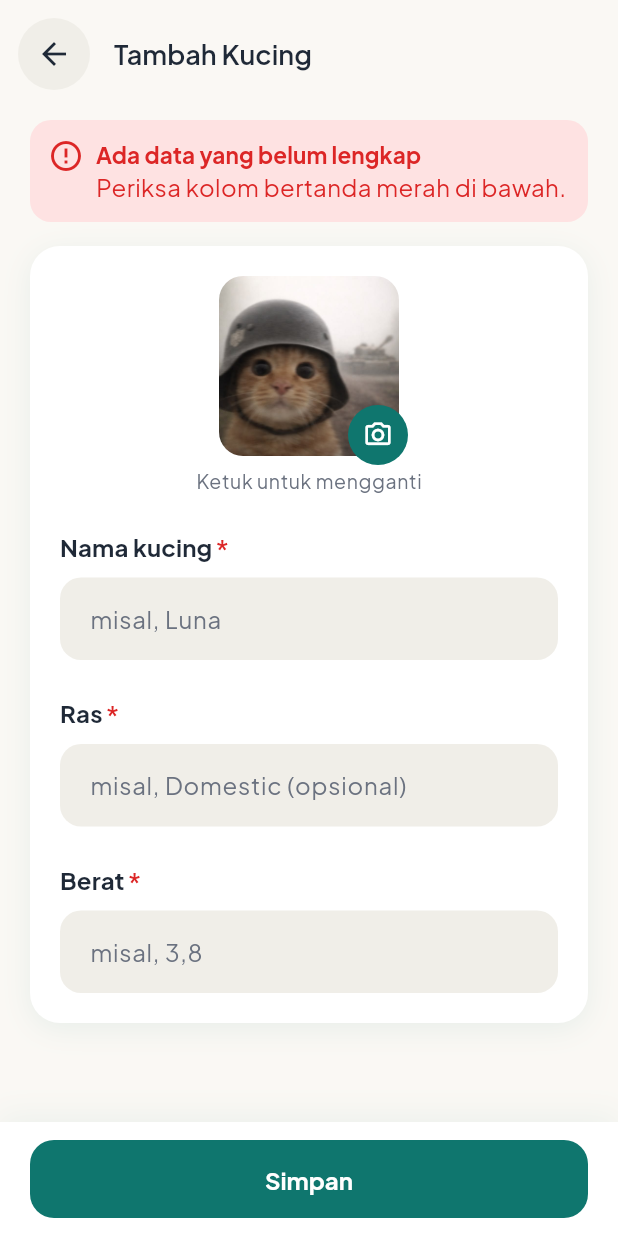
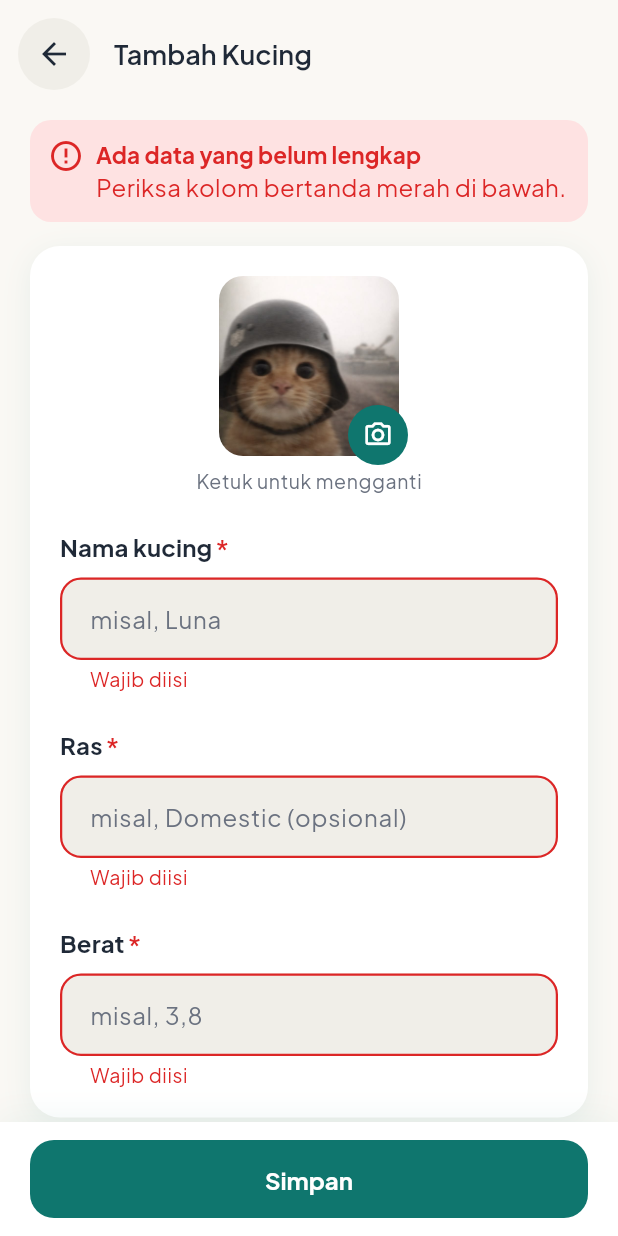
Before and after one commit to Najer-jril/meowville, a Flutter app: the PetFormScreen screen opened by its route, after a tap on "Tambah foto (opsional)", after a tap on "Simpan", on a phone screen of 412 x 824 dp. Run offline on Flutter 3.47's test engine with Material 3 defaults, Android fonts, the phone set to English and light mode, and no system bars; our stand-ins replace flutter_dotenv, flutter_svg, google_fonts, shared_preferences; accounts and stored records are empty.

Commit message:
refactor(owner): adopt spacing and LabeledField in pet, booking, account screens

```diff
--- a/lib/screens/owner/pet_form_screen.dart
+++ b/lib/screens/owner/pet_form_screen.dart
@@ -74,55 +74,67 @@ class _PetFormScreenState extends State<PetFormScreen> {
       appBar: SubPageAppBar(title: _isEdit ? 'Edit Kucing' : 'Tambah Kucing'),
       body: Form(
         key: _formKey,
-        child: ListView(
+        child: SingleChildScrollView(
           padding: const EdgeInsets.fromLTRB(
             AppSpacing.page,
             AppSpacing.sm,
             AppSpacing.page,
             AppSpacing.xl,
           ),
+          child: Column(
+            spacing: AppSpacing.lg,
+            crossAxisAlignment: CrossAxisAlignment.stretch,
             children: [
-            if (_invalid) ...[
+              if (_invalid)
                 const NoticeBox.danger(
                   title: 'Ada data yang belum lengkap',
                   message: 'Periksa kolom bertanda merah di bawah.',
                 ),
-              const SizedBox(height: AppSpacing.lg),
-            ],
               AppCard(
                 padding: const EdgeInsets.all(AppSpacing.page),
                 child: Column(
+                  spacing: AppSpacing.xl,
                   crossAxisAlignment: CrossAxisAlignment.stretch,
                   children: [
                     Center(
                       child: _PhotoPicker(
                         photo: _photo,
-                      onTap: () => setState(() => _photo = AppImages.catDialga),
+                        onTap: () =>
+                            setState(() => _photo = AppImages.catDialga),
                       ),
                     ),
-                  const SizedBox(height: AppSpacing.xl),
-                  const FieldLabel('Nama kucing', required: true),
-                  TextFormField(
+                    LabeledField(
+                      label: 'Nama kucing',
+                      required: true,
+                      child: TextFormField(
                         controller: _name,
                         textCapitalization: TextCapitalization.words,
-                    decoration: const InputDecoration(hintText: 'misal, Luna'),
-                    validator: (v) =>
-                        (v == null || v.trim().isEmpty) ? 'Wajib diisi' : null,
+                        decoration: const InputDecoration(
+                          hintText: 'misal, Luna',
                         ),
-                  const SizedBox(height: AppSpacing.xl),
-                  const FieldLabel('Ras', required: true),
-                  TextFormField(
+                        validator: (v) => (v == null || v.trim().isEmpty)
+                            ? 'Wajib diisi'
+                            : null,
+                      ),
+                    ),
+                    LabeledField(
+                      label: 'Ras',
+                      required: true,
+                      child: TextFormField(
                         controller: _breed,
                         textCapitalization: TextCapitalization.words,
                         decoration: const InputDecoration(
                           hintText: 'misal, Domestic (opsional)',
                         ),
-                    validator: (v) =>
-                        (v == null || v.trim().isEmpty) ? 'Wajib diisi' : null,
+                        validator: (v) => (v == null || v.trim().isEmpty)
+                            ? 'Wajib diisi'
+                            : null,
                       ),
-                  const SizedBox(height: AppSpacing.xl),
-                  const FieldLabel('Berat', required: true),
-                  TextFormField(
+                    ),
+                    LabeledField(
+                      label: 'Berat',
+                      required: true,
+                      child: TextFormField(
                         controller: _weight,
                         keyboardType: const TextInputType.numberWithOptions(
                           decimal: true,
@@ -143,10 +155,12 @@ class _PetFormScreenState extends State<PetFormScreen> {
                           return null;
                         },
                       ),
+                    ),
                   ],
                 ),
               ),
             ],
+          ),
         ),
       ),
       bottomNavigationBar: BottomActionBar(
@@ -170,6 +184,7 @@ class _PhotoPicker extends StatelessWidget {
     return GestureDetector(
       onTap: onTap,
       child: Column(
+        spacing: AppSpacing.sm,
         children: [
           Stack(
             clipBehavior: Clip.none,
@@ -203,7 +218,6 @@ class _PhotoPicker extends StatelessWidget {
                 ),
             ],
           ),
-          const SizedBox(height: AppSpacing.sm),
           Text(
             photo == null ? 'Tambah foto (opsional)' : 'Ketuk untuk mengganti',
             style: Theme.of(context).textTheme.bodySmall,
--- a/lib/screens/owner/profile_form_screen.dart
+++ b/lib/screens/owner/profile_form_screen.dart
@@ -56,6 +56,7 @@ class _ProfileFormScreenState extends State<ProfileFormScreen> {
             AppCard(
               padding: const EdgeInsets.all(AppSpacing.page),
               child: Column(
+                spacing: AppSpacing.lg,
                 crossAxisAlignment: CrossAxisAlignment.stretch,
                 children: [
                   AuthTextField(
@@ -66,7 +67,6 @@ class _ProfileFormScreenState extends State<ProfileFormScreen> {
                     textInputAction: TextInputAction.next,
                     validator: validateRequired,
                   ),
-                  const SizedBox(height: AppSpacing.lg),
                   AuthTextField(
                     label: 'Nomor WhatsApp',
                     hint: 'misal, 0812-3456-7890',
```
Also changed, not shown: lib/screens/owner/booking_detail_screen.dart (+22 -20 lines), lib/screens/owner/booking_history_screen.dart (+4 -3 lines), lib/screens/owner/owner_account_screen.dart (+23 -14 lines), lib/screens/owner/owner_home_screen.dart (+37 -20 lines), lib/screens/owner/pet_detail_screen.dart (+23 -13 lines), lib/screens/owner/pet_list_screen.dart (+28 -14 lines), lib/screens/owner/pet_report_screen.dart (+38 -18 lines), lib/screens/owner/widgets/owner_widgets.dart (+60 -27 lines). Lines whose indentation alone changed are shown as unchanged.
